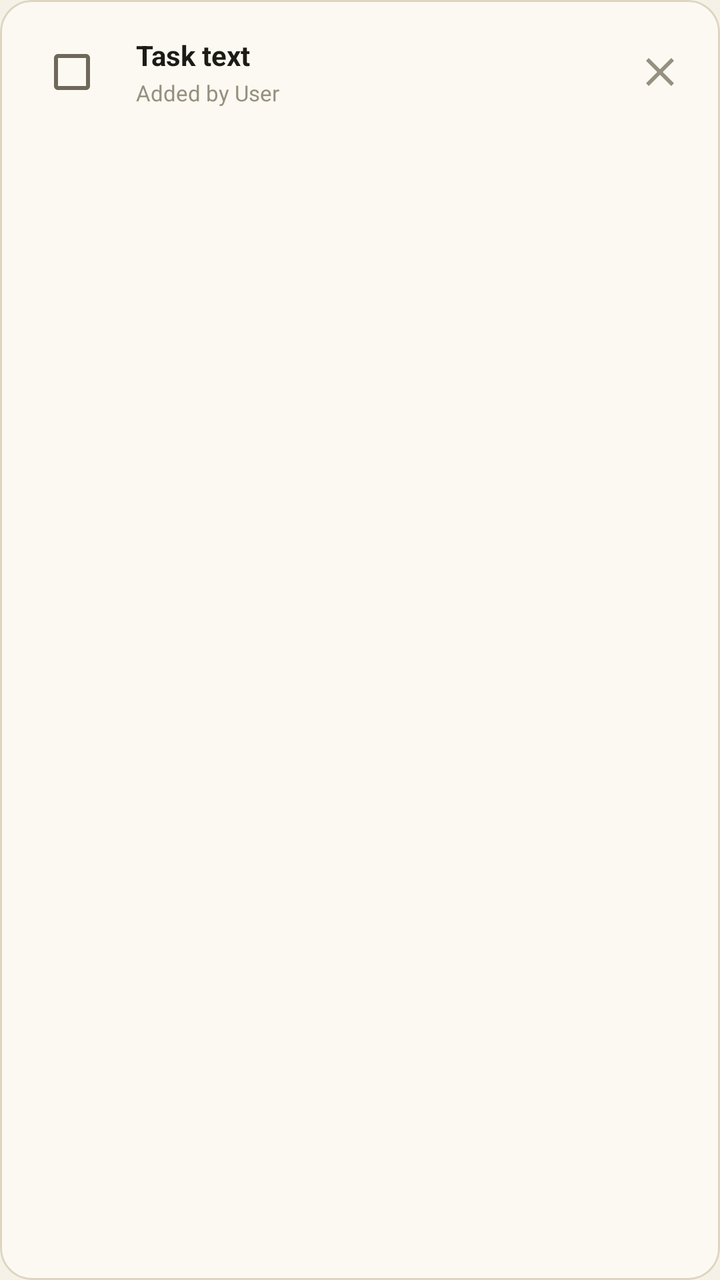
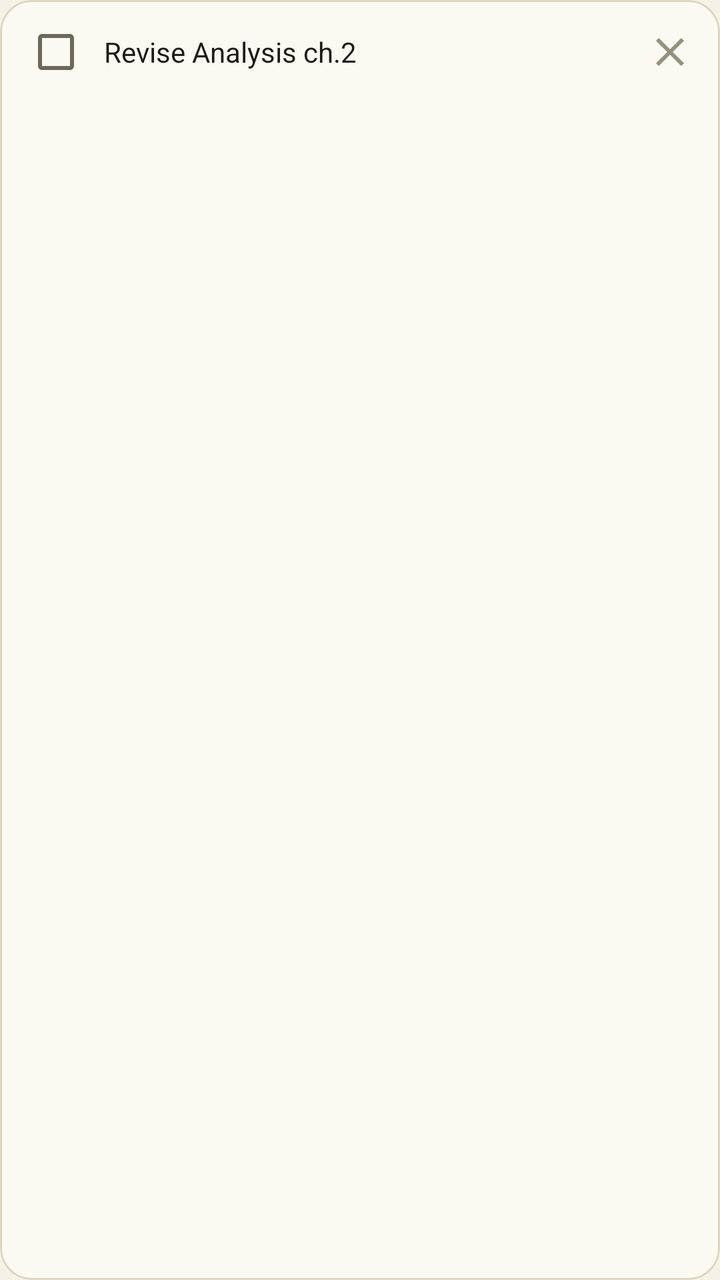

Two renders of the same Android screen: before a commit and after it. Below are the layout's source before the change and the commit's diff.
<!-- AndroidManifest.xml: application theme Theme.RunApp -->
<!-- res/layout/item_task.xml -->
<?xml version="1.0" encoding="utf-8"?>
<com.google.android.material.card.MaterialCardView xmlns:android="http://schemas.android.com/apk/res/android"
    xmlns:app="http://schemas.android.com/apk/res-auto"
    android:id="@+id/taskCard"
    android:layout_width="match_parent"
    android:layout_height="wrap_content"
    android:layout_marginVertical="4dp"
    app:cardBackgroundColor="@color/run_panel"
    app:cardCornerRadius="16dp"
    app:cardElevation="0dp"
    app:strokeColor="@color/run_panel_hover"
    app:strokeWidth="1dp">

    <LinearLayout
        android:layout_width="match_parent"
        android:layout_height="wrap_content"
        android:gravity="center_vertical"
        android:orientation="horizontal"
        android:padding="12dp">

        <CheckBox
            android:id="@+id/cbTaskDone"
            android:layout_width="wrap_content"
            android:layout_height="wrap_content" />

        <LinearLayout
            android:layout_width="0dp"
            android:layout_height="wrap_content"
            android:layout_weight="1"
            android:layout_marginStart="8dp"
            android:layout_marginEnd="8dp"
            android:orientation="vertical">

            <TextView
                android:id="@+id/tvTaskText"
                android:layout_width="wrap_content"
                android:layout_height="wrap_content"
                android:text="Task text"
                android:textColor="@color/run_text"
                android:textSize="14sp"
                android:textStyle="bold" />

            <TextView
                android:id="@+id/tvTaskAuthor"
                android:layout_width="wrap_content"
                android:layout_height="wrap_content"
                android:layout_marginTop="2dp"
                android:text="Added by User"
                android:textColor="@color/run_subtle"
                android:textSize="11sp" />
        </LinearLayout>

        <ImageButton
            android:id="@+id/btnDeleteTask"
            android:layout_width="36dp"
            android:layout_height="36dp"
            android:background="?attr/selectableItemBackgroundBorderless"
            android:contentDescription="Delete Task"
            android:src="@drawable/ic_close"
            app:tint="@color/run_subtle" />
    </LinearLayout>
</com.google.android.material.card.MaterialCardView>
<!-- resources referenced by this layout -->
<resources>
  <color name="run_panel">#FCF9F2</color>
  <color name="run_panel_hover">#DDD5C1</color>
  <color name="run_subtle">#969080</color>
  <color name="run_text">#1D1B16</color>
  <!-- drawable ic_close (drawable) -->
  <vector xmlns:android="http://schemas.android.com/apk/res/android"
      android:width="24dp"
      android:height="24dp"
      android:viewportWidth="24"
      android:viewportHeight="24">
      <path
          android:fillColor="#FFFFFFFF"
          android:pathData="M19,6.41L17.59,5 12,10.59 6.41,5 5,6.41 10.59,12 5,17.59 6.41,19 12,13.41 17.59,19 19,17.59 13.41,12z"/>
  </vector>
  <style name="Theme.RunApp" parent="Theme.Material3.DayNight.NoActionBar">
          <item name="colorPrimary">@color/run_accent</item>
          <item name="colorOnPrimary">@color/run_accent_ink</item>
          <item name="colorSecondary">@color/run_purple</item>
          <item name="android:statusBarColor">@color/run_bg</item>
          <item name="android:navigationBarColor">@color/run_bg</item>
          <item name="android:windowBackground">@color/run_bg</item>
          <item name="colorSurface">@color/run_panel</item>
          <item name="colorOnSurface">@color/run_text</item>
          <item name="colorSurfaceVariant">@color/run_panel_soft</item>
          <item name="colorOnSurfaceVariant">@color/run_muted</item>
      </style>
  <color name="run_accent">#B5E53E</color>
  <color name="run_accent_ink">#1A2407</color>
  <color name="run_purple">#6857D6</color>
  <color name="run_bg">#F5F1E6</color>
  <color name="run_panel_soft">#EAE4D3</color>
  <color name="run_muted">#6D685B</color>
</resources>

<!-- the commit's change to res/layout/item_task.xml (unified diff, before → after) -->
@@ -16,44 +16,49 @@
         android:layout_height="wrap_content"
         android:gravity="center_vertical"
         android:orientation="horizontal"
-        android:padding="12dp">
+        android:paddingStart="12dp"
+        android:paddingTop="10dp"
+        android:paddingEnd="10dp"
+        android:paddingBottom="10dp">
 
         <CheckBox
             android:id="@+id/cbTaskDone"
             android:layout_width="wrap_content"
-            android:layout_height="wrap_content" />
+            android:layout_height="wrap_content"
+            android:minWidth="0dp"
+            android:minHeight="0dp" />
 
         <LinearLayout
             android:layout_width="0dp"
             android:layout_height="wrap_content"
             android:layout_weight="1"
             android:layout_marginStart="8dp"
-            android:layout_marginEnd="8dp"
+            android:layout_marginEnd="6dp"
             android:orientation="vertical">
 
             <TextView
                 android:id="@+id/tvTaskText"
                 android:layout_width="wrap_content"
                 android:layout_height="wrap_content"
-                android:text="Task text"
+                android:text="Revise Analysis ch.2"
                 android:textColor="@color/run_text"
-                android:textSize="14sp"
-                android:textStyle="bold" />
+                android:textSize="14sp" />
 
             <TextView
                 android:id="@+id/tvTaskAuthor"
                 android:layout_width="wrap_content"
                 android:layout_height="wrap_content"
-                android:layout_marginTop="2dp"
+                android:layout_marginTop="1dp"
                 android:text="Added by User"
                 android:textColor="@color/run_subtle"
-                android:textSize="11sp" />
+                android:textSize="10.5sp"
+                android:visibility="gone" />
         </LinearLayout>
 
         <ImageButton
             android:id="@+id/btnDeleteTask"
-            android:layout_width="36dp"
-            android:layout_height="36dp"
+            android:layout_width="30dp"
+            android:layout_height="30dp"
             android:background="?attr/selectableItemBackgroundBorderless"
             android:contentDescription="Delete Task"
             android:src="@drawable/ic_close"
